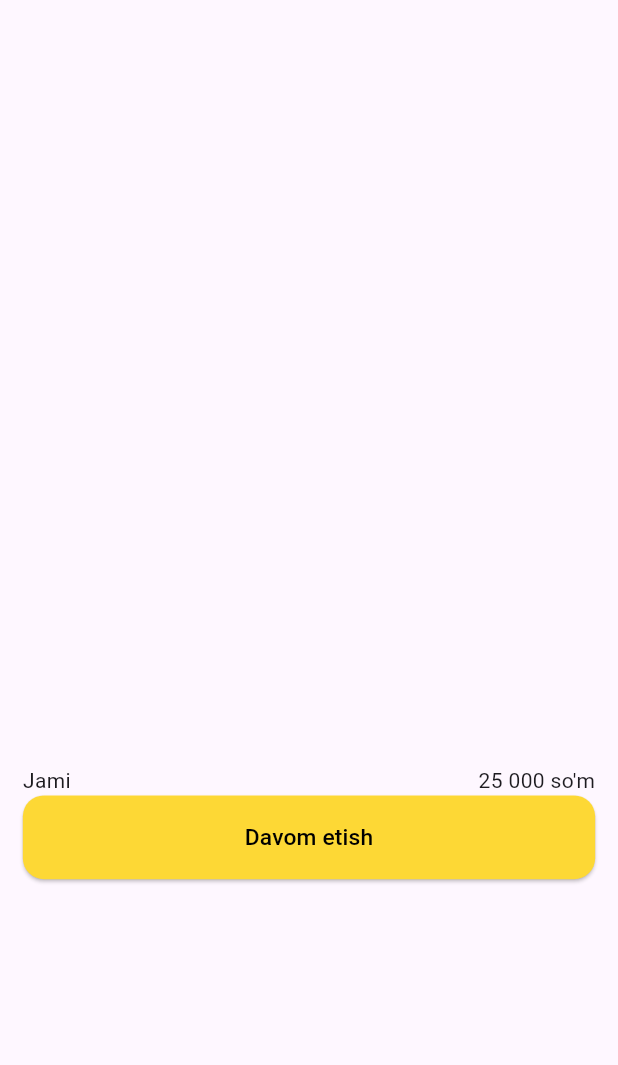
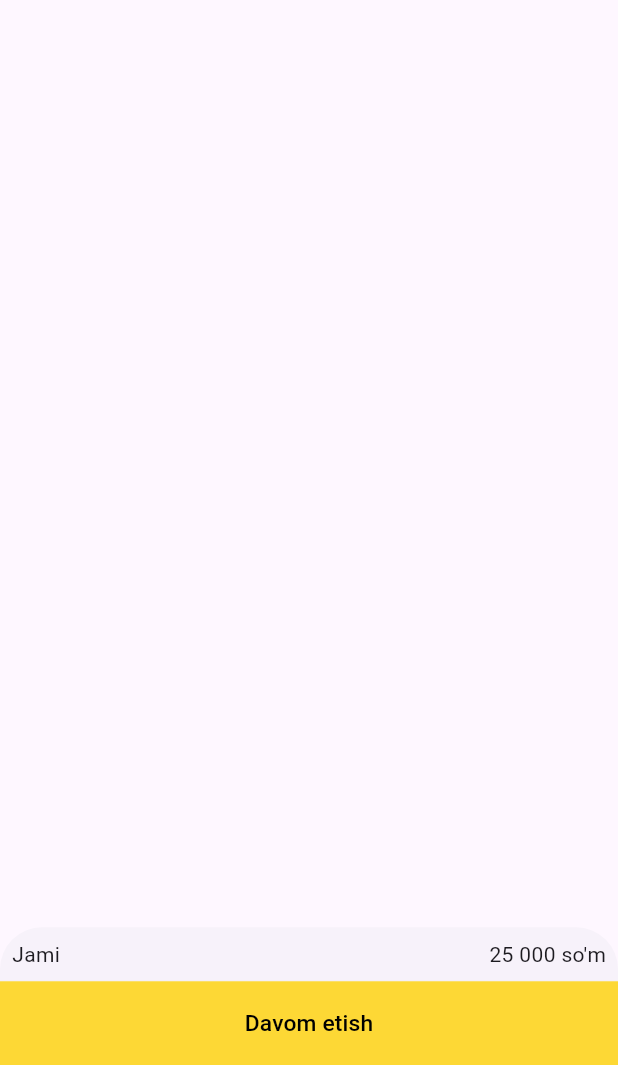
Before and after one commit to Davlat917/yetkazapp, a Flutter app: the HomeSavatPage screen opened directly, on a phone screen of 412 x 824 dp, the part 171-1236 px from its top. Run offline on Flutter 3.47's test engine with Material 3 defaults, Android fonts, the phone set to English and light mode, and no system bars; drawn by our look-alikes of flutter_slidable; our stand-ins replace connectivity_plus, device_preview, dio, easy_localization, flutter_riverpod, flutter_screenutil and 5 more; missing offline and left inert: yandex_geocoder, yandex_mapkit; accounts and stored records are empty; network calls fail.

Commit message:
home detail code update there

```diff
--- a/lib/src/core/widgets/cupertino_eleveted_button_widget.dart
+++ b/lib/src/core/widgets/cupertino_eleveted_button_widget.dart
@@ -3,9 +3,11 @@
 
 class CupertinoElevetedButtonWidget extends StatelessWidget {
   Widget child;
+  double? radius;
   void Function() onPressed;
 
-  CupertinoElevetedButtonWidget({super.key, required this.child, required this.onPressed});
+  CupertinoElevetedButtonWidget(
+      {super.key, required this.child, required this.onPressed, this.radius});
 
   @override
   Widget build(BuildContext context) {
@@ -14,7 +16,7 @@
         backgroundColor: Colors.yellow.shade600,
         minimumSize: Size(double.infinity, 55.h),
         shape: RoundedRectangleBorder(
-          borderRadius: BorderRadius.circular(14),
+          borderRadius: BorderRadius.circular(radius ?? 14),
         ),
       ),
       onPressed: onPressed,
--- a/lib/src/feature/home/view/pages/home_detail_page.dart
+++ b/lib/src/feature/home/view/pages/home_detail_page.dart
@@ -171,9 +171,7 @@
             ),
           ),
           if (isSavatchaVisible)
-            Padding(
-              padding: EdgeInsets.only(bottom: 35.h),
-              child: ElevatedButton(
+            ElevatedButton(
               style: ElevatedButton.styleFrom(
                 backgroundColor: Colors.yellow.shade600,
                 minimumSize: Size(double.infinity, 55.h),
@@ -227,7 +225,6 @@
                 ],
               ),
             ),
-            ),
         ],
       ),
     );
--- a/lib/src/feature/home/view/pages/home_savat_page.dart
+++ b/lib/src/feature/home/view/pages/home_savat_page.dart
@@ -110,15 +110,24 @@
                 ],
               ),
             ),
-            500.verticalSpace,
-            Row(
+          ],
+        ),
+      ),
+      bottomSheet: Column(
+        mainAxisSize: MainAxisSize.min,
+        children: [
+          Padding(
+            padding: const EdgeInsets.all(8.0),
+            child: Row(
               mainAxisAlignment: MainAxisAlignment.spaceBetween,
               children: [
                 Text("jami".tr()),
                 Text("25 000 ${"so'm".tr()}"),
               ],
             ),
+          ),
           CupertinoElevetedButtonWidget(
+            radius: 0,
             child: Text(
               "davom etish".tr(),
               style: TextStyle(
@@ -137,7 +146,6 @@
           ),
         ],
       ),
-      ),
     );
   }
 }
```
Also changed, not shown: lib/src/feature/profile/view/pages/profile_edit_page.dart (+26 -12 lines). Lines whose indentation alone changed are shown as unchanged.
